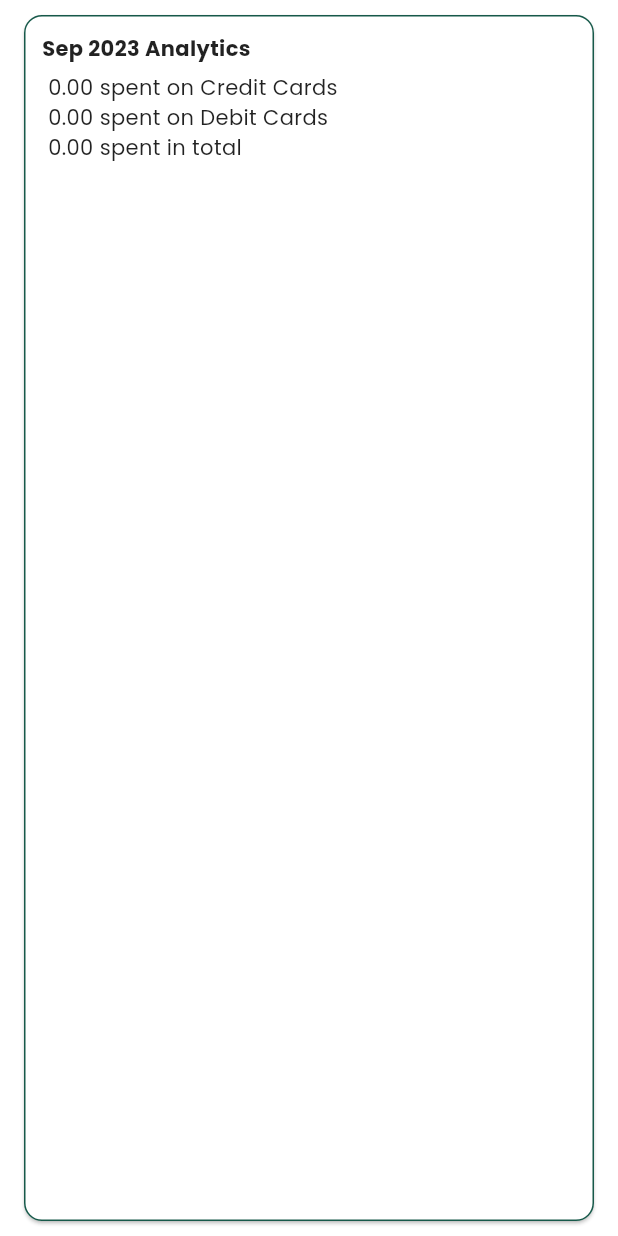
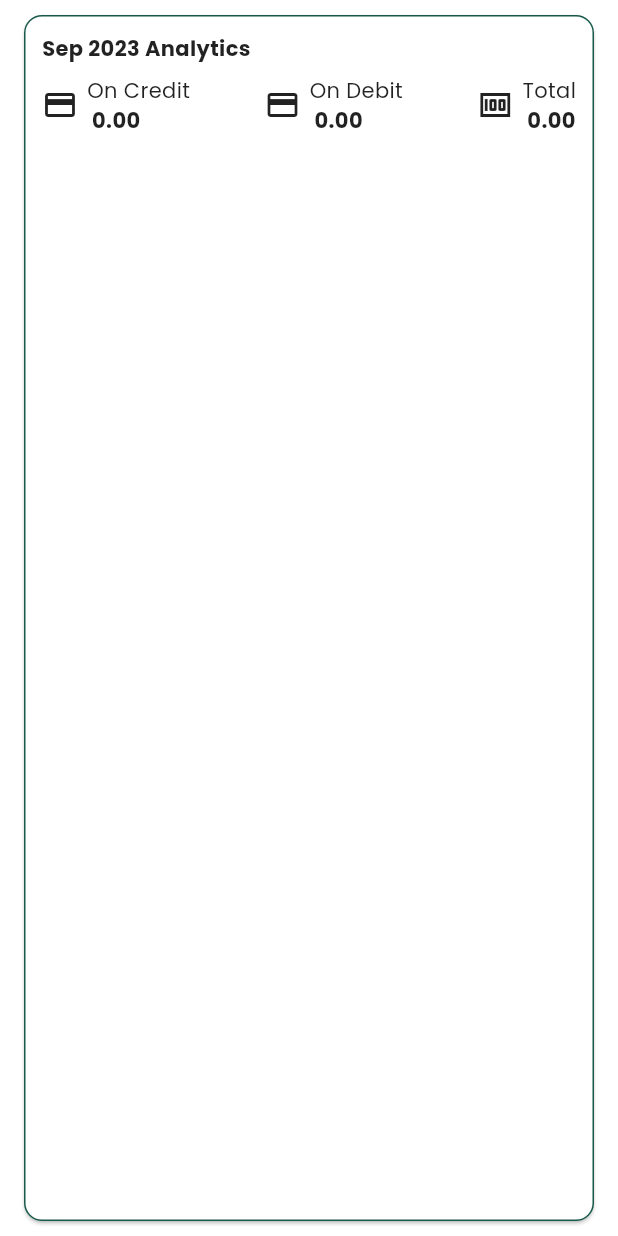
Before and after one commit to muhammed-shaheer-keerirakath/pay-tracker, a Flutter app: the SpendingAnalytics widget shown alone on an empty page, opened directly, on a phone screen of 412 x 824 dp. Run offline on Flutter 3.47's test engine with Material 2 defaults, Android fonts, the phone set to English and light mode, and no system bars; our stand-ins replace google_fonts, shared_preferences; missing offline and left inert: telephony; accounts and stored records are empty.

Commit message:
feat: :sparkles: adds spent on card component

```diff
--- /dev/null
+++ b/lib/screens/spending_analytics/spend_on_item.dart
@@ -0,0 +1,36 @@
+import 'package:flutter/material.dart';
+
+class SpendOnItem extends StatelessWidget {
+  const SpendOnItem({
+    required this.currencyName,
+    required this.currencyValue,
+    required this.icon,
+    required this.title,
+    super.key,
+  });
+  final double currencyValue;
+  final IconData icon;
+  final String currencyName;
+  final String title;
+
+  @override
+  Widget build(BuildContext context) {
+    return Row(children: [
+      Icon(icon),
+      const SizedBox(
+        width: 6,
+      ),
+      Column(crossAxisAlignment: CrossAxisAlignment.start, children: [
+        Text(
+          title,
+        ),
+        Text(
+          '$currencyName ${currencyValue.toStringAsFixed(2)}',
+          style: const TextStyle(
+            fontWeight: FontWeight.bold,
+          ),
+        ),
+      ]),
+    ]);
+  }
+}
--- a/lib/screens/spending_analytics/spending_analytics.dart
+++ b/lib/screens/spending_analytics/spending_analytics.dart
@@ -1,4 +1,5 @@
 import 'package:flutter/material.dart';
+import 'package:pay_tracker/screens/spending_analytics/spend_on_item.dart';
 import 'package:pay_tracker/stores/message_store_model.dart';
 import 'package:pay_tracker/types/monthly_spending.dart';
 import 'package:provider/provider.dart';
@@ -30,14 +31,31 @@ class SpendingAnalytics extends StatelessWidget {
                   style: const TextStyle(fontWeight: FontWeight.bold),
                   '${monthlySpending.currentMonth} ${monthlySpending.currentYear} Analytics'),
               const SizedBox(
-                height: 6,
+                height: 8,
               ),
-              Text(
-                  '${monthlySpending.currencyName} ${monthlySpending.creditCardsTotalSpending.toStringAsFixed(2)} spent on Credit Cards'),
-              Text(
-                  '${monthlySpending.currencyName} ${monthlySpending.debitCardsTotalSpending.toStringAsFixed(2)} spent on Debit Cards'),
-              Text(
-                  '${monthlySpending.currencyName} ${monthlySpending.totalSpending.toStringAsFixed(2)} spent in total'),
+              Row(
+                mainAxisAlignment: MainAxisAlignment.spaceBetween,
+                children: [
+                  SpendOnItem(
+                      currencyValue: monthlySpending.creditCardsTotalSpending,
+                      currencyName: monthlySpending.currencyName,
+                      icon: Icons.credit_card,
+                      title: 'On Credit'),
+                  SpendOnItem(
+                      currencyValue: monthlySpending.debitCardsTotalSpending,
+                      currencyName: monthlySpending.currencyName,
+                      icon: Icons.credit_card,
+                      title: 'On Debit'),
+                  SpendOnItem(
+                      currencyValue: monthlySpending.totalSpending,
+                      currencyName: monthlySpending.currencyName,
+                      icon: Icons.money,
+                      title: 'Total'),
+                ],
+              ),
+              const SizedBox(
+                height: 8,
+              ),
             ],
           ),
         ),
--- a/lib/types/date_grouped_sms.dart
+++ b/lib/types/date_grouped_sms.dart
@@ -15,6 +15,12 @@ class DateGroupedSms {
   /// eg: 512.99
   double debitCardsTotalCurrencyValue = 0;
 
+  /// eg: { "0189":1024.99 }
+  late Map<String, double> creditCardsCurrencyValues = {};
+
+  /// eg: { "0189":1024.99 }
+  late Map<String, double> debitCardsCurrencyValues = {};
+
   /// eg: { "0189":[..DisplayedSms...] }
   late Map<String, List<DisplayedSms>> creditCards = {};
 
@@ -27,15 +33,23 @@ class DateGroupedSms {
     for (var message in messages) {
       if (message.cardType == CardType.creditCard) {
         if (creditCards.containsKey(message.cardNumber)) {
+          creditCardsCurrencyValues[message.cardNumber] =
+              creditCardsCurrencyValues[message.cardNumber]! +
+                  message.currencyValue;
           creditCards[message.cardNumber]?.add(message);
         } else {
+          creditCardsCurrencyValues[message.cardNumber] = message.currencyValue;
           creditCards[message.cardNumber] = [message];
         }
         creditCardsTotalCurrencyValue += message.currencyValue;
       } else if (message.cardType == CardType.debitCard) {
         if (debitCards.containsKey(message.cardNumber)) {
+          debitCardsCurrencyValues[message.cardNumber] =
+              debitCardsCurrencyValues[message.cardNumber]! +
+                  message.currencyValue;
           debitCards[message.cardNumber]?.add(message);
         } else {
+          debitCardsCurrencyValues[message.cardNumber] = message.currencyValue;
           debitCards[message.cardNumber] = [message];
         }
         debitCardsTotalCurrencyValue += message.currencyValue;
```
